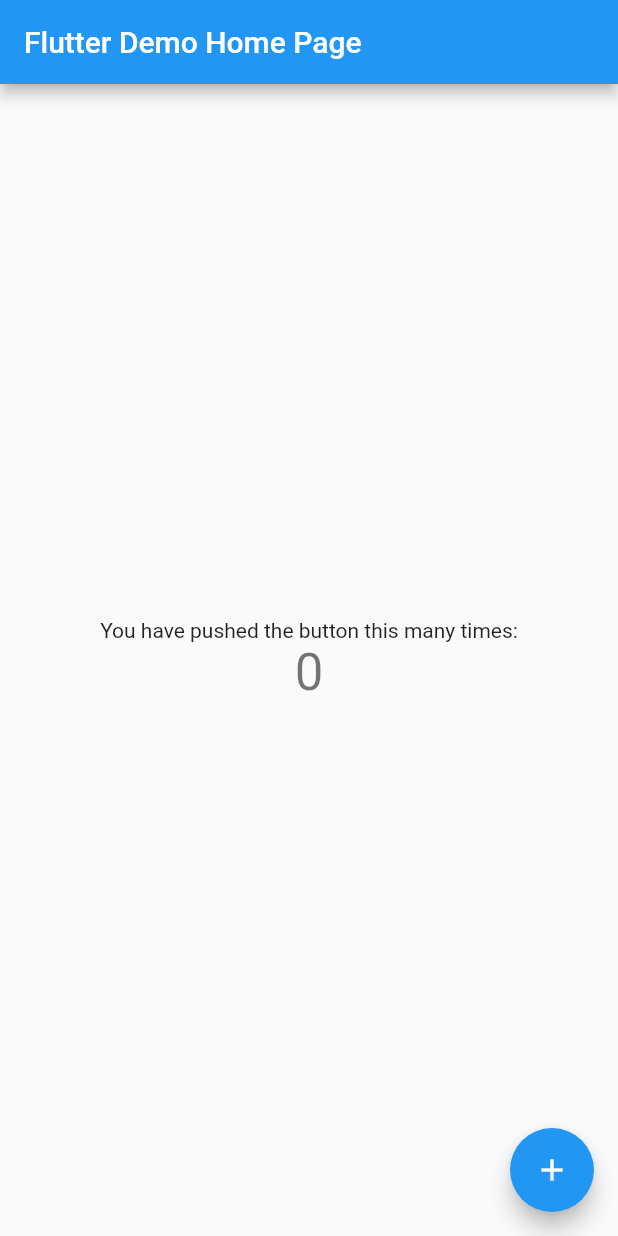
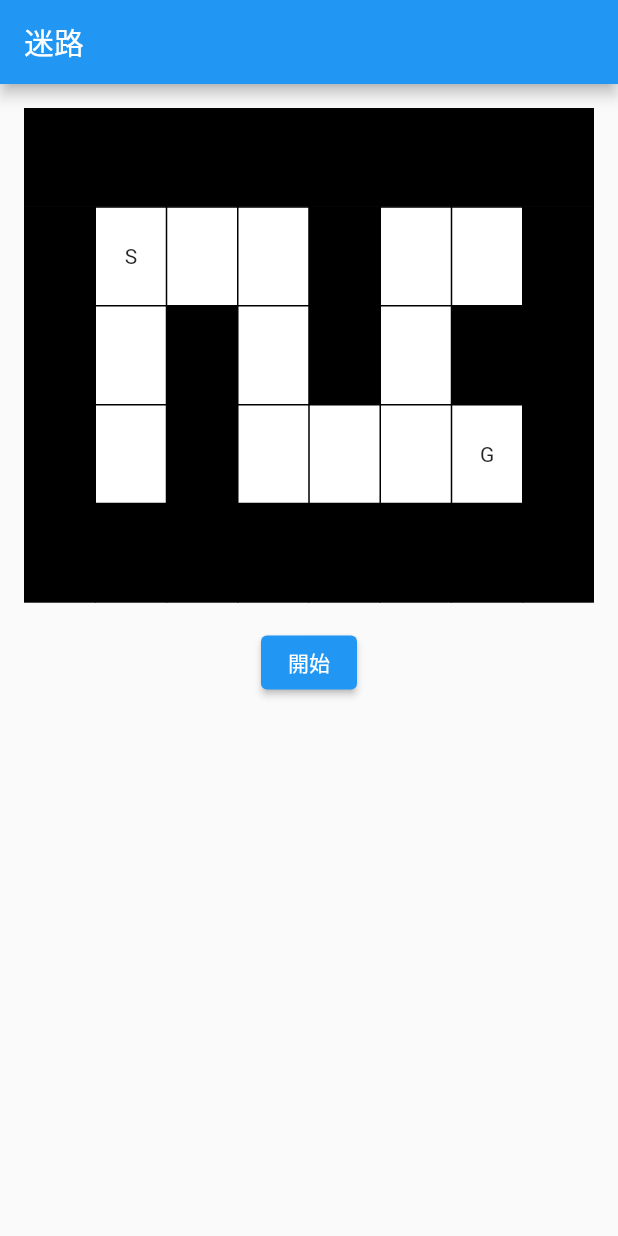
Before and after one commit to seiyu-nico/flutter-bfs, a Flutter app: the screen it shows after launch, on a phone screen of 412 x 824 dp. Run offline on Flutter 3.47's test engine with Material 2 defaults, Android fonts, the phone set to English and light mode, and no system bars.

Commit message:
幅優先探索 (#1)
* Dart単体の処理OK

* いったんOK

* ちょい修正

* コメント削除

* マスの表示の仕方を修正

* いい感じ

```diff
--- a/lib/main.dart
+++ b/lib/main.dart
@@ -1,5 +1,12 @@
+// Dart imports:
+import 'dart:collection';
+import 'dart:math' as math;
+
 // Flutter imports:
 import 'package:flutter/material.dart';
+
+// Project imports:
+import 'package:flutter_bfs/models/cell.dart';
 
 void main() {
   runApp(const MyApp());
@@ -16,53 +23,162 @@
       theme: ThemeData(
         primarySwatch: Colors.blue,
       ),
-      home: const MyHomePage(title: 'Flutter Demo Home Page'),
+      home: const MyHomePage(),
     );
   }
 }
 
 class MyHomePage extends StatefulWidget {
-  const MyHomePage({super.key, required this.title});
-  final String title;
+  const MyHomePage({super.key});
 
   @override
   State<MyHomePage> createState() => _MyHomePageState();
 }
 
 class _MyHomePageState extends State<MyHomePage> {
-  int _counter = 0;
+  late List<List<Cell>> maze;
+  late Cell start;
+  late Cell goal;
 
-  void _incrementCounter() {
-    setState(() {
-      _counter++;
-    });
+  @override
+  void initState() {
+    maze = getMaze();
+    start = maze[1][1];
+    goal = maze[3][6];
+    super.initState();
   }
 
   @override
   Widget build(BuildContext context) {
+    double cellSize = getCellSize();
+
     return Scaffold(
       appBar: AppBar(
-        title: Text(widget.title),
+        title: const Text("迷路"),
       ),
-      body: Center(
-        child: Column(
-          mainAxisAlignment: MainAxisAlignment.center,
-          children: <Widget>[
-            const Text(
-              'You have pushed the button this many times:',
-            ),
-            Text(
-              '$_counter',
-              style: Theme.of(context).textTheme.headlineMedium,
-            ),
-          ],
+      body: SingleChildScrollView(
+        child: Padding(
+          padding: const EdgeInsets.all(16.0),
+          child: Column(
+            children: [
+              Center(
+                child: Table(
+                    defaultVerticalAlignment: TableCellVerticalAlignment.middle,
+                    border: TableBorder.all(),
+                    children: maze
+                        .map((line) => TableRow(
+                              children: line
+                                  .map(
+                                    (Cell cell) => Container(
+                                      height: cellSize,
+                                      width: cellSize,
+                                      decoration: BoxDecoration(
+                                        color: cell.getColor(),
+                                      ),
+                                      child:
+                                          Center(child: Text(cell.getText())),
+                                    ),
+                                  )
+                                  .toList(),
+                            ))
+                        .toList()),
+              ),
+              const SizedBox(
+                height: 16,
+              ),
+              ElevatedButton(
+                  onPressed: breadthFirstSearch, child: const Text('開始'))
+            ],
+          ),
         ),
-      ),
-      floatingActionButton: FloatingActionButton(
-        onPressed: _incrementCounter,
-        tooltip: 'Increment',
-        child: const Icon(Icons.add),
       ),
     );
   }
+
+  Future<void> breadthFirstSearch() async {
+    var queue = Queue<List<Cell>>();
+    queue.add([start]);
+    List<Cell> tmpQueue = [];
+    List<Cell> currents = [];
+    setState(() {
+      start.visited = true;
+    });
+    await Future.delayed(const Duration(milliseconds: 500));
+
+    while (queue.isNotEmpty) {
+      currents = queue.removeFirst();
+      for (final current in currents) {
+        //   // 4方向に移動できるか確認し、移動できる場合はキューに追加する
+        int row = current.x;
+        int col = current.y;
+        var directions = [
+          {'x': -1, 'y': 0},
+          {'x': 0, 'y': -1},
+          {'x': 1, 'y': 0},
+          {'x': 0, 'y': 1},
+        ];
+        for (var direction in directions) {
+          var newRow = row + direction['x']!;
+          var newCol = col + direction['y']!;
+
+          if (newRow < 0 ||
+              newRow >= maze.length ||
+              newCol < 0 ||
+              newCol >= maze[0].length) {
+            continue; // マップの範囲外の場合はスキップ
+          }
+
+          if (maze[newRow][newCol].value == '#' ||
+              maze[newRow][newCol].visited) {
+            continue; // 壁またはすでに訪問済みの場合はスキップ
+          }
+
+          // ここでは描画したくないのでsetStateはしない
+          maze[newRow][newCol].visited = true;
+          maze[newRow][newCol].parent = current;
+          maze[newRow][newCol].distance = current.distance + 1;
+          tmpQueue.add(maze[newRow][newCol]);
+        }
+      }
+
+      if (tmpQueue.isNotEmpty) {
+        queue.add([...tmpQueue]);
+        tmpQueue = [];
+      }
+      // 描画の為にsetState実行
+      setState(() {});
+      await Future.delayed(const Duration(milliseconds: 500));
+    }
+
+    if (goal.parent == null) {
+      // ゴールに到達できない場合
+      return;
+    }
+
+    // ここから戻るように色を塗る
+    setState(() {
+      goal.shortest = true;
+    });
+    Cell route = goal.parent!;
+    await Future.delayed(const Duration(milliseconds: 500));
+    while (route.value != 'S') {
+      setState(() {
+        route.shortest = true;
+      });
+      route = route.parent!;
+      await Future.delayed(const Duration(milliseconds: 500));
+    }
+    setState(() {
+      start.shortest = true;
+    });
+  }
+
+  double getCellSize() {
+    double deviceWidth = MediaQuery.of(context).size.width * 0.8;
+    double deviceHeight = MediaQuery.of(context).size.height * 0.8;
+    double cellWidth = deviceWidth / maze.length;
+    double cellHeight = deviceHeight / maze.length;
+
+    return math.min(cellWidth, cellHeight);
+  }
 }
--- /dev/null
+++ b/lib/models/cell.dart
@@ -0,0 +1,110 @@
+// Flutter imports:
+import 'package:flutter/material.dart';
+
+class Cell {
+  int x;
+  int y;
+  String value;
+  bool shortest;
+  int distance;
+  Cell? parent;
+  bool visited;
+
+  Cell({
+    required this.x,
+    required this.y,
+    required this.value,
+    this.shortest = false,
+    this.visited = false,
+    this.distance = 0,
+    this.parent,
+  });
+
+  String getText() {
+    if (value == 'S') {
+      return 'S';
+    } else if (value == 'G') {
+      return 'G';
+    }
+    return distance == 0 ? '' : distance.toString();
+  }
+
+  Color getColor() {
+    if (shortest) {
+      return Colors.red;
+    }
+    if (visited) {
+      return Colors.blue;
+    } else if (value == '#') {
+      return Colors.black;
+    }
+    return Colors.white;
+  }
+
+  Map<String, dynamic> toJson() {
+    final Map<String, dynamic> data = new Map<String, dynamic>();
+    data['x'] = x;
+    data['y'] = y;
+    data['distance'] = distance;
+    data['shortest'] = shortest;
+    data['visited'] = visited;
+    data['value'] = value;
+    data['parent'] = parent?.toJson();
+    return data;
+  }
+}
+
+List<List<Cell>> getMaze() {
+  return [
+    [
+      Cell(x: 0, y: 0, value: '#'),
+      Cell(x: 0, y: 1, value: '#'),
+      Cell(x: 0, y: 2, value: '#'),
+      Cell(x: 0, y: 3, value: '#'),
+      Cell(x: 0, y: 4, value: '#'),
+      Cell(x: 0, y: 5, value: '#'),
+      Cell(x: 0, y: 6, value: '#'),
+      Cell(x: 0, y: 7, value: '#')
+    ],
+    [
+      Cell(x: 1, y: 0, value: '#'),
+      Cell(x: 1, y: 1, value: 'S', distance: 0),
+      Cell(x: 1, y: 2, value: ''),
+      Cell(x: 1, y: 3, value: ''),
+      Cell(x: 1, y: 4, value: '#'),
+      Cell(x: 1, y: 5, value: ''),
+      Cell(x: 1, y: 6, value: ''),
+      Cell(x: 1, y: 7, value: '#')
+    ],
+    [
+      Cell(x: 2, y: 0, value: '#'),
+      Cell(x: 2, y: 1, value: ''),
+      Cell(x: 2, y: 2, value: '#'),
+      Cell(x: 2, y: 3, value: ''),
+      Cell(x: 2, y: 4, value: '#'),
+      Cell(x: 2, y: 5, value: ''),
+      Cell(x: 2, y: 6, value: '#'),
+      Cell(x: 2, y: 7, value: '#')
+    ],
+    [
+      Cell(x: 3, y: 0, value: '#'),
+      Cell(x: 3, y: 1, value: ''),
+      Cell(x: 3, y: 2, value: '#'),
+      Cell(x: 3, y: 3, value: ''),
+      Cell(x: 3, y: 4, value: ''),
+      Cell(x: 3, y: 5, value: ''),
+      Cell(x: 3, y: 6, value: 'G'),
+      Cell(x: 3, y: 7, value: '#')
+    ],
+    [
+      Cell(x: 4, y: 0, value: '#'),
+      Cell(x: 4, y: 1, value: '#'),
+      Cell(x: 4, y: 2, value: '#'),
+      Cell(x: 4, y: 3, value: '#'),
+      Cell(x: 4, y: 4, value: '#'),
+      Cell(x: 4, y: 5, value: '#'),
+      Cell(x: 4, y: 6, value: '#'),
+      Cell(x: 4, y: 7, value: '#')
+    ],
+  ];
+}
```
